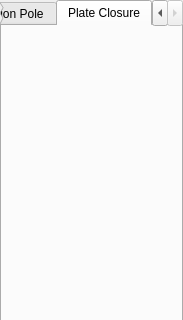
First picture: the form in src/qt-widgets/TaskPanelUi.ui, repository GPlates/GPlates, before the edit; both pictures show x 0 to 183 and y 0 to 320 of the 183 by 599 pixel window.
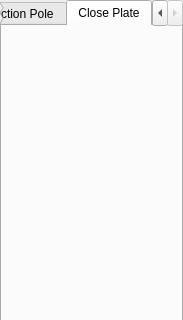
Second picture: the form after the edit.

```diff
--- a/src/qt-widgets/TaskPanelUi.ui
+++ b/src/qt-widgets/TaskPanelUi.ui
@@ -71,7 +71,7 @@
      </widget>
      <widget class="QWidget" name="tab_plate_closure" >
       <attribute name="title" >
-       <string>Plate Closure</string>
+       <string>Close Plate</string>
       </attribute>
      </widget>
     </widget>
```
